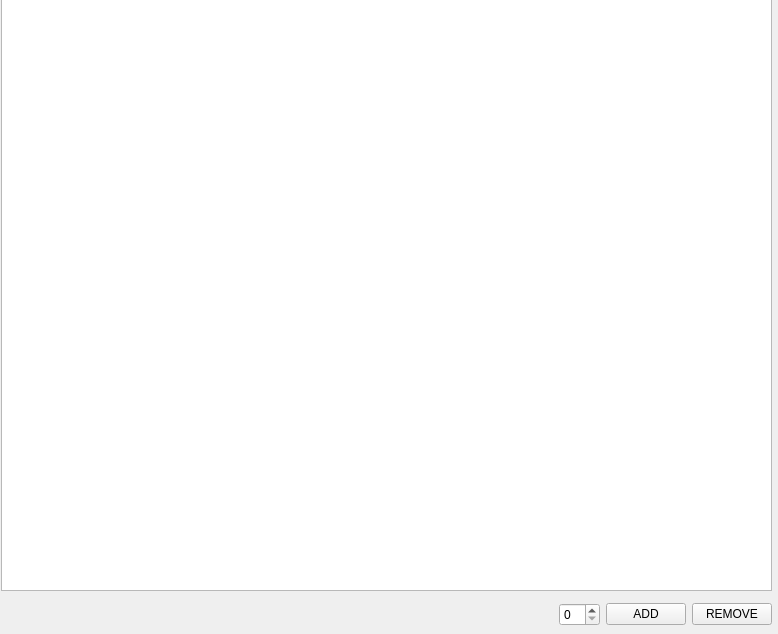
Before: the Qt Designer form Lab-2/treewidget.ui in Helbushek/2nd_course_2.0, drawn with Qt 5.
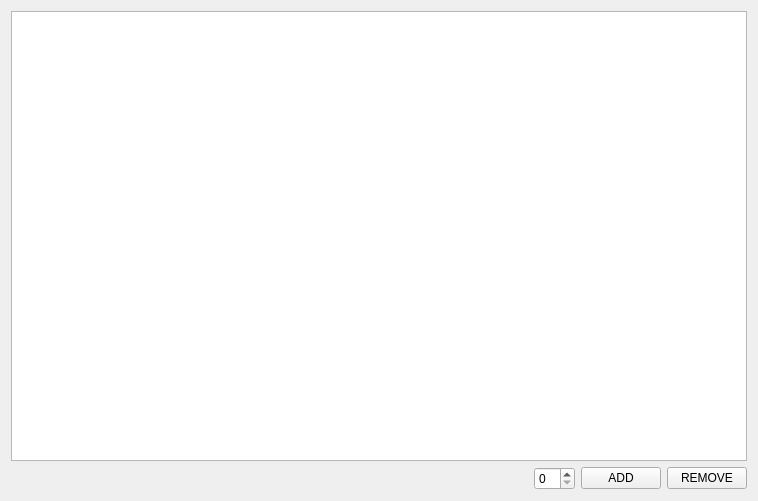
After: the same form once the commit is applied.

Diff of the .ui file:
```diff
--- a/Lab-2/treewidget.ui
+++ b/Lab-2/treewidget.ui
@@ -6,32 +6,16 @@
    <rect>
     <x>0</x>
     <y>0</y>
-    <width>778</width>
-    <height>634</height>
+    <width>758</width>
+    <height>501</height>
    </rect>
   </property>
   <property name="windowTitle">
    <string>Form</string>
   </property>
-  <widget class="QWidget" name="">
-   <property name="geometry">
-    <rect>
-     <x>1</x>
-     <y>-9</y>
-     <width>771</width>
-     <height>641</height>
-    </rect>
-   </property>
    <layout class="QVBoxLayout" name="verticalLayout">
     <item>
-     <widget class="QGraphicsView" name="graphicsView">
-      <property name="maximumSize">
-       <size>
-        <width>779</width>
-        <height>594</height>
-       </size>
-      </property>
-     </widget>
+    <widget class="QGraphicsView" name="graphicsView"/>
     </item>
     <item>
      <layout class="QHBoxLayout" name="horizontalLayout">
@@ -68,7 +52,6 @@
      </layout>
     </item>
    </layout>
-  </widget>
  </widget>
  <resources/>
  <connections/>
```
Lines whose indentation alone changed are shown as unchanged.
